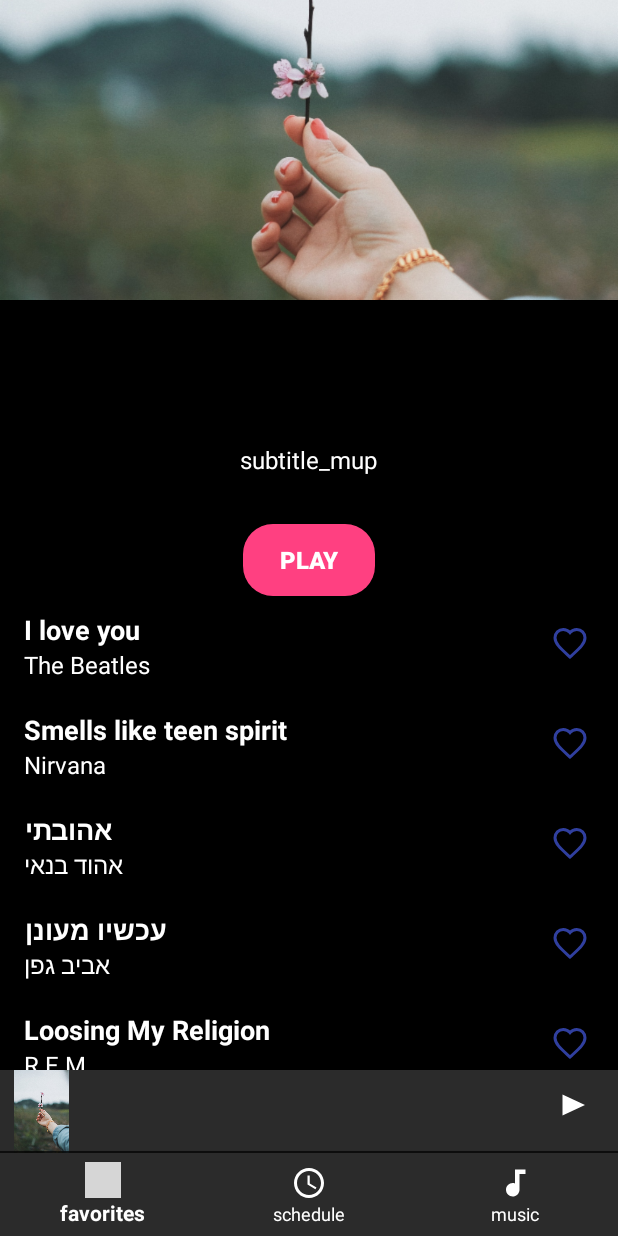
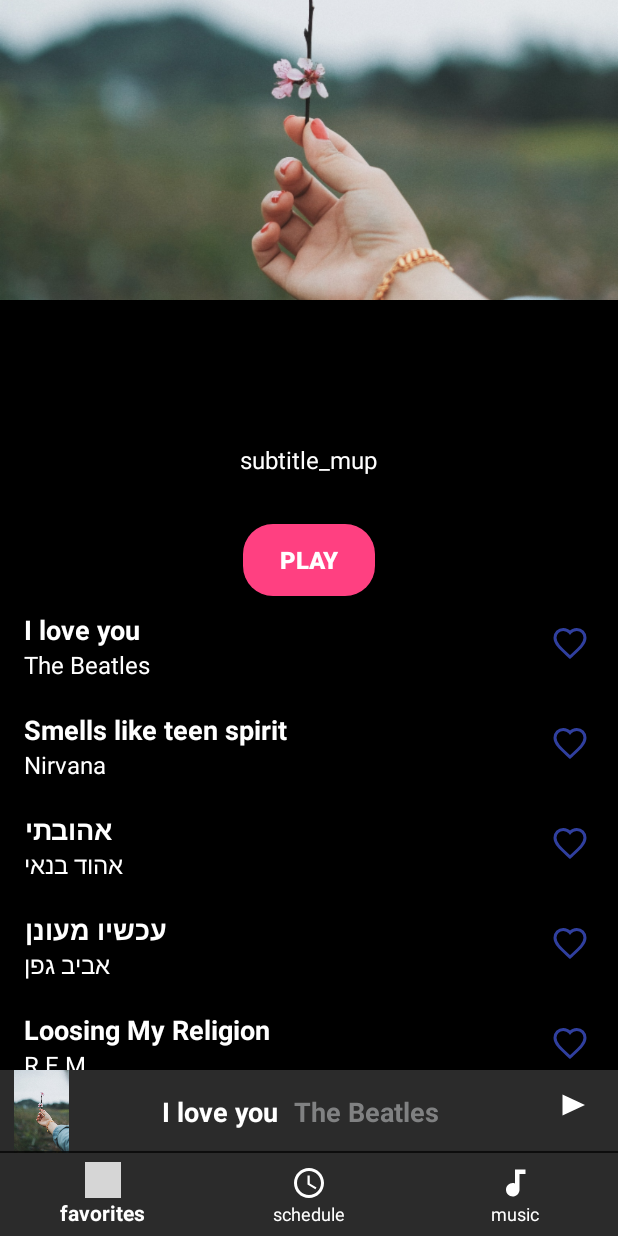
Before and after one commit to oritgurel/MusicPlayerApp, an Android app: the screen it shows after launch (SongListPlayerActivity), on a phone screen of 412 x 824 dp. Run offline under Robolectric (Android 15) with nearby library versions, the light colour scheme and no system bars; plain views replace SeekBarCompat; grey boxes are pictures that could not be loaded.

Commit message:
sync_swiped_pager_with_recyclerView

```diff
--- /dev/null
+++ b/app/src/main/java/com/oritmalki/musicplayerapp/PagerSwipFragment.java
@@ -0,0 +1,60 @@
+package com.oritmalki.musicplayerapp;
+
+import android.os.Bundle;
+import android.support.annotation.NonNull;
+import android.support.annotation.Nullable;
+import android.support.v4.app.Fragment;
+import android.view.LayoutInflater;
+import android.view.View;
+import android.view.ViewGroup;
+import android.widget.TextView;
+
+import com.oritmalki.musicplayerapp.model.Song;
+
+import java.io.Serializable;
+
+
+
+public class PagerSwipFragment extends Fragment {
+
+    Song song;
+    TextView songNameBar;
+    TextView artistNameBar;
+
+    final static String ARGS_SELECTED_SONG = "args_selected_song";
+
+    public static PagerSwipFragment getInstance(Song song) {
+        PagerSwipFragment pagerSwapFragment = new PagerSwipFragment();
+        Bundle bundle = new Bundle();
+        bundle.putSerializable(ARGS_SELECTED_SONG, (Serializable) song);
+        pagerSwapFragment.setArguments(bundle);
+        return pagerSwapFragment;
+    }
+
+
+
+    @Override
+    public void onCreate(@Nullable Bundle savedInstanceState) {
+        super.onCreate(savedInstanceState);
+        Song song = (Song) getArguments().getSerializable(ARGS_SELECTED_SONG);
+        this.song = song;
+
+    }
+
+    @Nullable
+    @Override
+    public View onCreateView(@NonNull LayoutInflater inflater, @Nullable ViewGroup container, @Nullable Bundle savedInstanceState) {
+        View view = inflater.inflate(R.layout.player_bar_fragment_item, container, false);
+
+        songNameBar = view.findViewById(R.id.song_name_bar);
+        artistNameBar = view.findViewById(R.id.artist_name_bar);
+
+        songNameBar.setText(song.getSongTitle());
+        artistNameBar.setText(song.getArtistName());
+
+        return view;
+
+    }
+
+
+}
--- a/app/src/main/java/com/oritmalki/musicplayerapp/SongListAdapter.java
+++ b/app/src/main/java/com/oritmalki/musicplayerapp/SongListAdapter.java
@@ -20,7 +20,6 @@ public class SongListAdapter extends RecyclerView.Adapter<SongListAdapter.SongHo
 
     List<Song> songs;
     SongListAdapterCallback callback;
-    int lastCheckedPosition = -1;
 
     public SongListAdapter(List<Song> songs, SongListAdapterCallback callback) {
         this.songs = songs;
@@ -35,6 +34,7 @@ public class SongListAdapter extends RecyclerView.Adapter<SongListAdapter.SongHo
 
     @Override
     public void onBindViewHolder(final SongHolder holder, final int position) {
+
         holder.songName.setText(songs.get(position).getSongTitle());
         holder.artistName.setText(songs.get(position).getArtistName());
         holder.timing.setText(String.valueOf(songs.get(position).getTiming()));
@@ -45,9 +45,6 @@ public class SongListAdapter extends RecyclerView.Adapter<SongListAdapter.SongHo
             public void onClick(View v) {
                 callback.onSongListItemSelected(holder.songName, position);
                 SongListPlayerActivity.playListener.onClick(v);
-//                lastCheckedPosition = position;
-//                v.setFocusable(position == lastCheckedPosition);
-//                notifyDataSetChanged();
             }
         });
         holder.favIc.setOnClickListener(new View.OnClickListener() {
--- a/app/src/main/java/com/oritmalki/musicplayerapp/SongListPlayerActivity.java
+++ b/app/src/main/java/com/oritmalki/musicplayerapp/SongListPlayerActivity.java
@@ -1,11 +1,14 @@
 package com.oritmalki.musicplayerapp;
 
 import android.os.Bundle;
+import android.support.v4.view.ViewPager;
+import android.support.v4.view.ViewPager.OnPageChangeListener;
 import android.support.v7.app.AppCompatActivity;
 import android.support.v7.widget.LinearLayoutManager;
 import android.support.v7.widget.RecyclerView;
 import android.view.View;
 import android.view.View.OnClickListener;
+import android.view.ViewTreeObserver;
 import android.widget.Button;
 import android.widget.TextView;
 
@@ -24,9 +27,12 @@ public class SongListPlayerActivity extends AppCompatActivity implements SongLis
     int lastCheckedPosition = -1;
     Button playPauseMainButt;
     Button playPauseBarButt;
+    ViewPager viewPagerBar;
+    SongListAdapter adapter;
     boolean isPlaying = false;
     public static View.OnClickListener playListener;
     List<Song> songs = new ArrayList<>();
+    List<PagerSwipFragment> swapFragments = new ArrayList<>();
 
     @Override
     protected void onCreate(Bundle savedInstanceState) {
@@ -38,7 +44,7 @@ public class SongListPlayerActivity extends AppCompatActivity implements SongLis
         recyclerView = findViewById(R.id.recyclerview);
         LinearLayoutManager layoutManager = new LinearLayoutManager(this);
         recyclerView.setLayoutManager(layoutManager);
-        final SongListAdapter adapter = new SongListAdapter(songs, this);
+        adapter = new SongListAdapter(songs, this);
         recyclerView.setAdapter(adapter);
 
         playPauseBarButt = findViewById(R.id.pager_play);
@@ -68,6 +74,9 @@ public class SongListPlayerActivity extends AppCompatActivity implements SongLis
         playPauseMainButt.setOnClickListener(playListener);
         playPauseBarButt.setOnClickListener(playListener);
 
+        setupViewPagerBar();
+
+
     }
 
     //get selected item info from adapter
@@ -75,6 +84,7 @@ public class SongListPlayerActivity extends AppCompatActivity implements SongLis
     public void onSongListItemSelected(View song, int position) {
         this.selectedSongName = song;
         this.selectedSongPosition = position;
+        viewPagerBar.setCurrentItem(position);
 
         //making it possible to play one song at a time
         if (previouslySelectedSongName != null) {
@@ -102,4 +112,39 @@ public class SongListPlayerActivity extends AppCompatActivity implements SongLis
         playPauseBarButt.setBackground(getResources().getDrawable(R.drawable.ic_play_track_detail_16));
 
     }
+
+    public void setupViewPagerBar() {
+        viewPagerBar = findViewById(R.id.viewpager);
+        for (Song song : songs) {
+            PagerSwipFragment swapFragment = PagerSwipFragment.getInstance(song);
+            swapFragments.add(swapFragment);
+        }
+        ViewPagerAdapter swapAdapter = new ViewPagerAdapter(getSupportFragmentManager(), swapFragments);
+        viewPagerBar.setAdapter(swapAdapter);
+
+        viewPagerBar.addOnPageChangeListener(new OnPageChangeListener() {
+
+            //this is for selecting item in recyclerview when swiped on viewPagerBar
+            @Override
+            public void onPageScrolled(int position, float positionOffset, int positionOffsetPixels) {
+
+            }
+
+            @Override
+            public void onPageSelected(final int position) {
+                recyclerView.getViewTreeObserver().addOnPreDrawListener(new ViewTreeObserver.OnPreDrawListener() {
+                    @Override public boolean onPreDraw() {
+                        recyclerView.findViewHolderForAdapterPosition(position).itemView.performClick();
+                        recyclerView.getViewTreeObserver().removeOnPreDrawListener(this);
+                        return true; }
+                });
+            }
+
+            @Override
+            public void onPageScrollStateChanged(int state) {
+
+            }
+        });
+    }
+
 }
--- a/app/src/main/java/com/oritmalki/musicplayerapp/ViewPagerAdapter.java
+++ b/app/src/main/java/com/oritmalki/musicplayerapp/ViewPagerAdapter.java
@@ -3,22 +3,37 @@ package com.oritmalki.musicplayerapp;
 import android.support.v4.app.Fragment;
 import android.support.v4.app.FragmentManager;
 import android.support.v4.app.FragmentStatePagerAdapter;
+import android.view.ViewGroup;
+
+import java.util.List;
 
 public class ViewPagerAdapter extends FragmentStatePagerAdapter {
 
+private List<? extends Fragment> fragments;
 
+    public ViewPagerAdapter(FragmentManager fm, List<? extends Fragment> fragments) {
+        super(fm);
+        this.fragments = fragments;
 
-    public ViewPagerAdapter(FragmentManager fm) {
-        super(fm);
     }
 
     @Override
     public Fragment getItem(int position) {
-        return null;
+        return fragments.get(position);
     }
 
     @Override
     public int getCount() {
-        return 0;
+        return fragments.size();
     }
+
+    @Override
+    public Object instantiateItem(ViewGroup container, int position) {
+
+        Fragment createdFragment = (Fragment) super.instantiateItem(container, position);
+
+
+        return super.instantiateItem(container, position);
+    }
+
 }
--- a/app/src/main/java/com/oritmalki/musicplayerapp/model/Song.java
+++ b/app/src/main/java/com/oritmalki/musicplayerapp/model/Song.java
@@ -1,10 +1,12 @@
 package com.oritmalki.musicplayerapp.model;
+
+import java.io.Serializable;
 
 /**
  * Created by user2 on 03/04/2018.
  */
 
-public class Song {
+public class Song implements Serializable {
 
     String songTitle;
     String artistName;
--- a/app/src/main/res/layout/player_bar_fragment_item.xml
+++ b/app/src/main/res/layout/player_bar_fragment_item.xml
@@ -1,8 +1,39 @@
 <?xml version="1.0" encoding="utf-8"?>
-<LinearLayout xmlns:android="http://schemas.android.com/apk/res/android"
+<RelativeLayout xmlns:android="http://schemas.android.com/apk/res/android"
               android:layout_width="match_parent"
               android:layout_height="55dp"
-                android:background="@color/dark_grey">
+              android:orientation="horizontal"
+              xmlns:tools="http://schemas.android.com/tools"
+              android:background="@color/dark_grey">
+
+    <LinearLayout
+        android:layout_width="wrap_content"
+        android:layout_height="wrap_content"
+        android:layout_centerInParent="true">
+
+    <TextView
+        android:id="@+id/song_name_bar"
+        android:layout_width="wrap_content"
+        android:layout_height="wrap_content"
+        tools:text="Song name"
+        android:textColor="@color/white"
+        android:textStyle="bold"
+        android:textSize="18sp"
+        android:layout_centerInParent="true"/>
+
+    <TextView
+        android:id="@+id/artist_name_bar"
+        android:layout_width="wrap_content"
+        android:layout_height="wrap_content"
+        tools:text="Artist name"
+        android:textColor="@color/grey"
+        android:textStyle="bold"
+        android:textSize="18sp"
+        android:paddingHorizontal="10dp"
+        android:layout_toRightOf="@+id/song_name_bar"
+        android:layout_centerInParent="true"/>
+
+    </LinearLayout>
 
 
-</LinearLayout>
+</RelativeLayout>
```
Also changed, not shown: app/src/main/java/com/oritmalki/musicplayerapp/CustomViewPager.java (added, +46 -0 lines).
